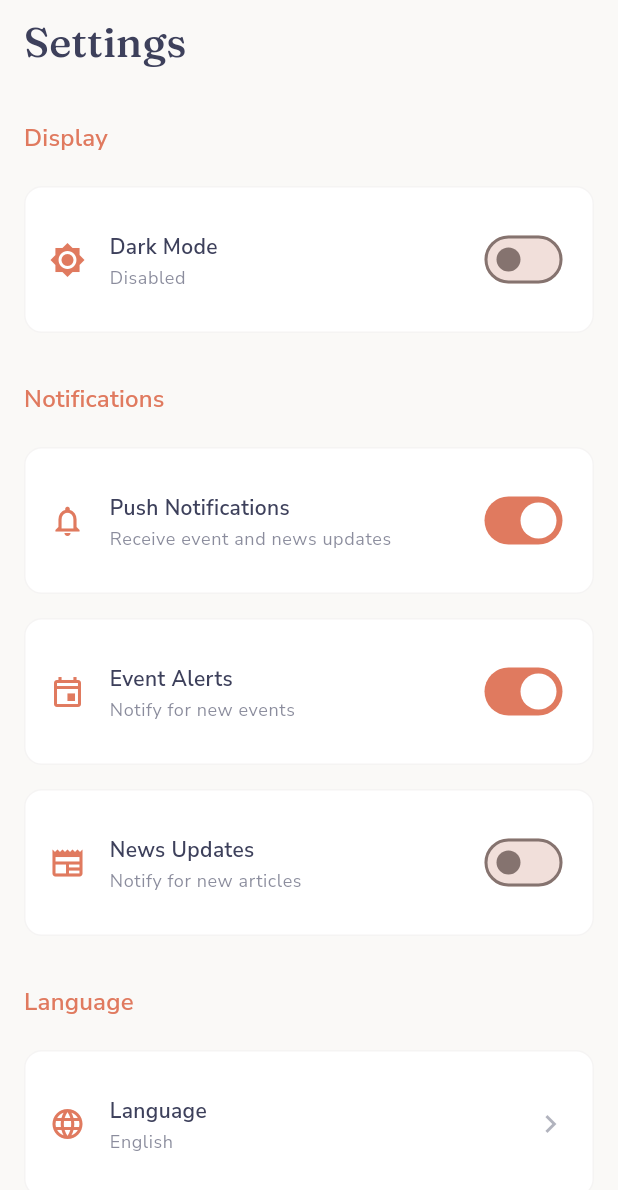
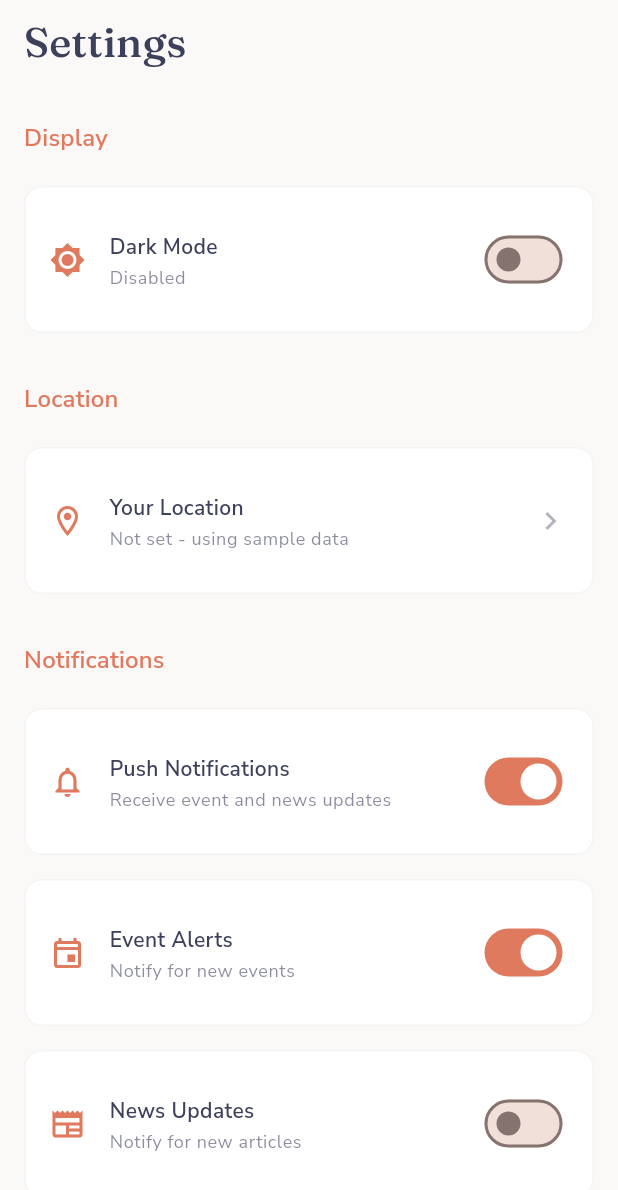
Before and after one commit to jonmartin721/local_community_connect_app, a Flutter app: the SettingsScreen screen opened by its route, on a phone screen of 412 x 824 dp. Shown: the top 1190 px of the screen. Run offline on Flutter 3.47's test engine with Material 3 defaults, Android fonts, the phone set to English and light mode, and no system bars; our stand-ins replace cached_network_image, flutter_riverpod, go_router, google_fonts, hive_flutter, riverpod_annotation; accounts and stored records are empty; generated files the repository leaves out were written again.

Commit message:
Add location section to settings screen
🤖 Generated with [Claude Code](https://claude.com/claude-code)

Co-Authored-By: Claude Opus 4.5 <noreply@anthropic.com>

```diff
--- a/lib/features/settings/screens/settings_screen.dart
+++ b/lib/features/settings/screens/settings_screen.dart
@@ -1,7 +1,11 @@
 import 'package:flutter/material.dart';
 import 'package:flutter_riverpod/flutter_riverpod.dart';
+import 'package:go_router/go_router.dart';
 import '../../../app/theme/colors.dart';
 import '../../../shared/providers/theme_provider.dart';
+import '../../../shared/providers/providers.dart';
+import '../../../features/resources/providers/resources_provider.dart';
+import '../providers/location_provider.dart';
 
 class SettingsScreen extends ConsumerWidget {
   const SettingsScreen({super.key});
@@ -36,6 +40,75 @@ class SettingsScreen extends ConsumerWidget {
                     ref.read(themeProvider.notifier).toggle();
                   },
                 ),
+              ),
+            ],
+          ),
+          // Location Section
+          _SettingsSection(
+            title: 'Location',
+            children: [
+              Consumer(
+                builder: (context, ref, child) {
+                  final locationAsync = ref.watch(currentLocationProvider);
+                  return locationAsync.when(
+                    data: (location) => _SettingsTile(
+                      icon: Icons.location_on_outlined,
+                      label: 'Your Location',
+                      subtitle: location?.displayName ?? 'Not set - using sample data',
+                      onTap: () => context.push('/location-setup'),
+                    ),
+                    loading: () => const _SettingsTile(
+                      icon: Icons.location_on_outlined,
+                      label: 'Your Location',
+                      subtitle: 'Loading...',
+                    ),
+                    error: (_, __) => _SettingsTile(
+                      icon: Icons.location_on_outlined,
+                      label: 'Your Location',
+                      subtitle: 'Error loading location',
+                      onTap: () => context.push('/location-setup'),
+                    ),
+                  );
+                },
+              ),
+              Consumer(
+                builder: (context, ref, child) {
+                  final locationAsync = ref.watch(currentLocationProvider);
+                  final hasLocation = locationAsync.valueOrNull != null;
+                  if (!hasLocation) return const SizedBox.shrink();
+                  return _SettingsTile(
+                    icon: Icons.refresh,
+                    label: 'Reset to Sample Data',
+                    subtitle: 'Clear location and use demo data',
+                    onTap: () async {
+                      final confirmed = await showDialog<bool>(
+                        context: context,
+                        builder: (context) => AlertDialog(
+                          title: const Text('Reset to Sample Data?'),
+                          content: const Text(
+                            'This will clear your location and replace resources with sample data.',
+                          ),
+                          actions: [
+                            TextButton(
+                              onPressed: () => Navigator.pop(context, false),
+                              child: const Text('Cancel'),
+                            ),
+                            FilledButton(
+                              onPressed: () => Navigator.pop(context, true),
+                              child: const Text('Reset'),
+                            ),
+                          ],
+                        ),
+                      );
+                      if (confirmed == true) {
+                        final hive = await ref.read(hiveServiceProvider.future);
+                        await hive.resetToSampleData();
+                        ref.invalidate(currentLocationProvider);
+                        ref.invalidate(resourcesProvider);
+                      }
+                    },
+                  );
+                },
               ),
             ],
           ),
```
